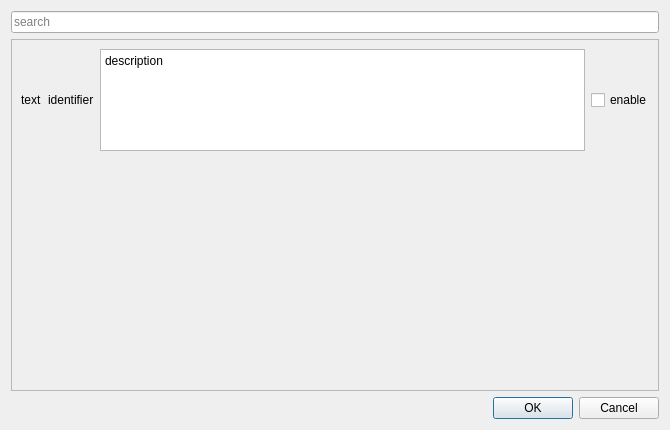
This is ui/ask_components.ui in senlinjun/Addon-Maker as Qt 5 draws it before an edit. The edited form follows.
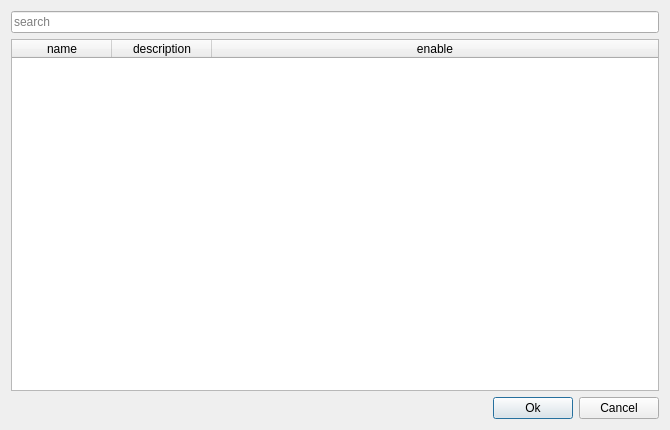
This is the edited form.

Diff of the .ui file:
```diff
--- a/ui/ask_components.ui
+++ b/ui/ask_components.ui
@@ -25,61 +25,31 @@
     </widget>
    </item>
    <item>
-    <widget class="QScrollArea" name="scrollArea">
-     <property name="horizontalScrollBarPolicy">
-      <enum>Qt::ScrollBarAlwaysOff</enum>
-     </property>
-     <property name="widgetResizable">
-      <bool>false</bool>
-     </property>
-     <widget class="QWidget" name="scrollAreaWidgetContents">
-      <property name="geometry">
-       <rect>
-        <x>0</x>
-        <y>0</y>
-        <width>650</width>
-        <height>120</height>
-       </rect>
+    <widget class="QTableWidget" name="tableWidget">
+     <attribute name="horizontalHeaderCascadingSectionResizes">
+      <bool>true</bool>
+     </attribute>
+     <attribute name="horizontalHeaderStretchLastSection">
+      <bool>true</bool>
+     </attribute>
+     <attribute name="verticalHeaderCascadingSectionResizes">
+      <bool>true</bool>
+     </attribute>
+     <column>
+      <property name="text">
+       <string>name</string>
       </property>
-      <layout class="QVBoxLayout" name="scrollAreaWidgetContents_2">
-       <item>
-        <layout class="QHBoxLayout" name="component_layout">
-         <item>
-          <widget class="QLabel" name="text">
-           <property name="text">
-            <string>text</string>
-           </property>
-          </widget>
-         </item>
-         <item>
-          <widget class="QLabel" name="identifier">
-           <property name="text">
-            <string>identifier</string>
-           </property>
-          </widget>
-         </item>
-         <item>
-          <widget class="QTextBrowser" name="description">
-           <property name="html">
-            <string>&lt;!DOCTYPE HTML PUBLIC &quot;-//W3C//DTD HTML 4.0//EN&quot; &quot;http://www.w3.org/TR/REC-html40/strict.dtd&quot;&gt;
-&lt;html&gt;&lt;head&gt;&lt;meta name=&quot;qrichtext&quot; content=&quot;1&quot; /&gt;&lt;style type=&quot;text/css&quot;&gt;
-p, li { white-space: pre-wrap; }
-&lt;/style&gt;&lt;/head&gt;&lt;body style=&quot; font-family:'SimSun'; font-size:9pt; font-weight:400; font-style:normal;&quot;&gt;
-&lt;p style=&quot; margin-top:0px; margin-bottom:0px; margin-left:0px; margin-right:0px; -qt-block-indent:0; text-indent:0px;&quot;&gt;description&lt;/p&gt;&lt;/body&gt;&lt;/html&gt;</string>
-           </property>
-          </widget>
-         </item>
-         <item>
-          <widget class="QCheckBox" name="enable">
-           <property name="text">
-            <string>enable</string>
-           </property>
-          </widget>
-         </item>
-        </layout>
-       </item>
-      </layout>
-     </widget>
+     </column>
+     <column>
+      <property name="text">
+       <string>description</string>
+      </property>
+     </column>
+     <column>
+      <property name="text">
+       <string>enable</string>
+      </property>
+     </column>
     </widget>
    </item>
    <item>
@@ -98,9 +68,16 @@
       </spacer>
      </item>
      <item>
-      <widget class="QDialogButtonBox" name="DialogButtonBox">
-       <property name="standardButtons">
-        <set>QDialogButtonBox::Cancel|QDialogButtonBox::Ok</set>
+      <widget class="QPushButton" name="ok_button">
+       <property name="text">
+        <string>Ok</string>
+       </property>
+      </widget>
+     </item>
+     <item>
+      <widget class="QPushButton" name="cancel_button">
+       <property name="text">
+        <string>Cancel</string>
        </property>
       </widget>
      </item>
```
